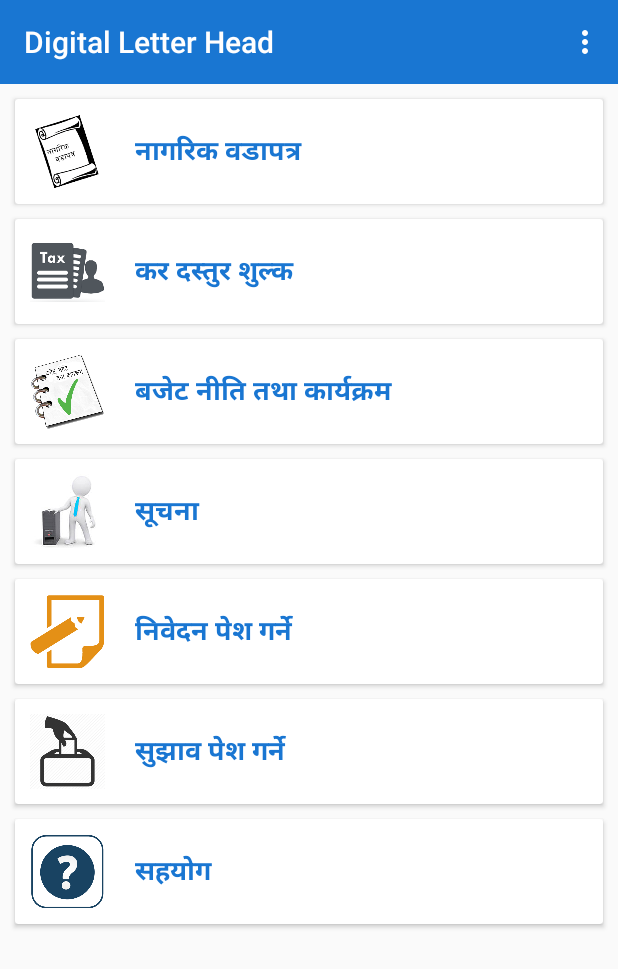
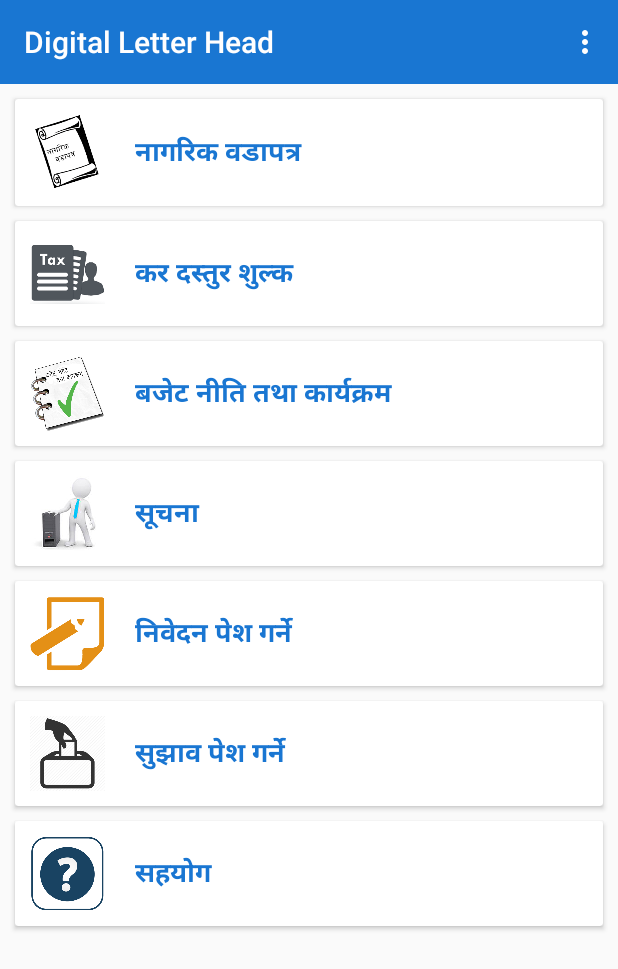
Before and after one commit to AntarikshaBhandari/DigitalLetterHead, an Android app: the screen it shows after launch (MainActivity), on a phone screen of 412 x 824 dp. Shown: the top 969 px of the screen. Run offline under Robolectric (Android 15) with nearby library versions, the phone set to English and light mode, and no system bars.

Commit message:
second commit

```diff
--- a/app/src/main/res/layout/activity_main.xml
+++ b/app/src/main/res/layout/activity_main.xml
@@ -19,7 +19,7 @@
 
             <android.support.v7.widget.CardView
                 android:layout_width="match_parent"
-                android:layout_height="70dp"
+                android:layout_height="71dp"
                 android:layout_marginLeft="10dp"
                 android:layout_marginRight="10dp"
                 android:layout_marginTop="10dp"
```
